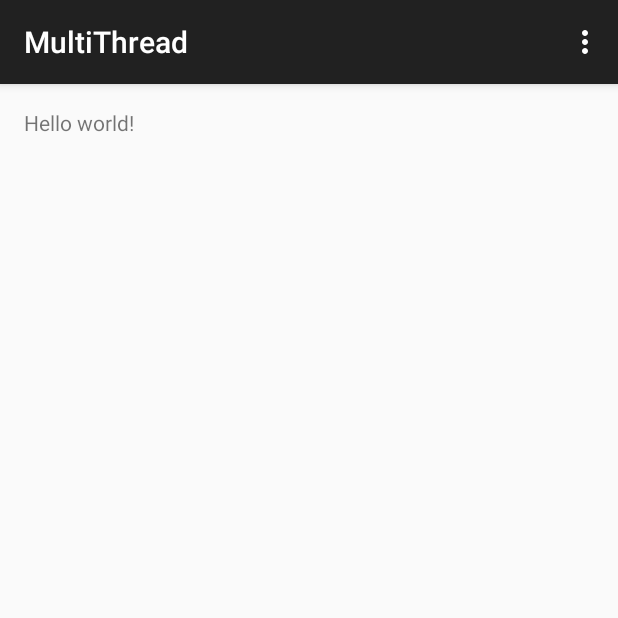
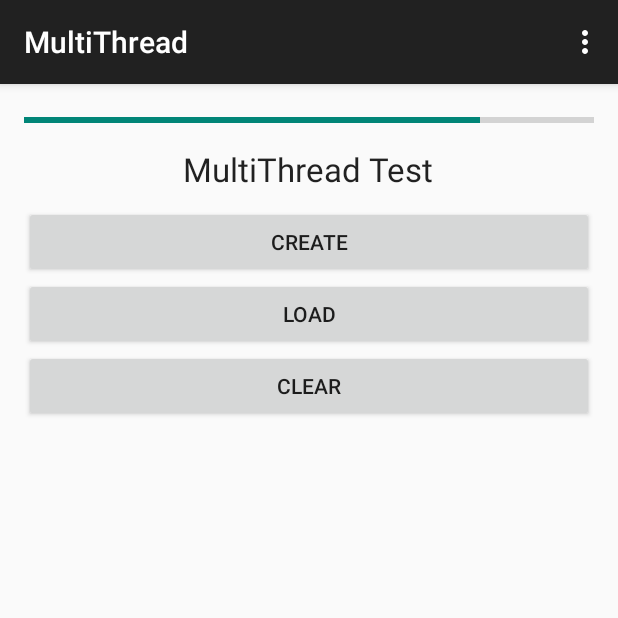
Before and after one commit to burbankb/MultiThread, an Android app: the screen it shows after launch (MainActivity), in the options menu, after a tap on "Settings", on a phone screen of 412 x 824 dp, the top half of it. Run offline under Robolectric (Android 15) with nearby library versions, the phone set to English and light mode, and no system bars; 7 statements that could not run were skipped.

Commit message:
further work. Got threads working. Still working on file writing/reading

```diff
--- a/app/src/main/java/com/brandynburbank/multithread/MainActivity.java
+++ b/app/src/main/java/com/brandynburbank/multithread/MainActivity.java
@@ -1,12 +1,37 @@
 package com.brandynburbank.multithread;
 
+import android.app.Activity;
+import android.content.Context;
 import android.support.v7.app.ActionBarActivity;
 import android.os.Bundle;
+import android.os.Handler;
 import android.view.Menu;
 import android.view.MenuItem;
+import android.view.View;
+import android.widget.ProgressBar;
+import android.widget.Toast;
+
+import java.io.BufferedReader;
+import java.io.BufferedWriter;
+import java.io.File;
+import java.io.FileReader;
+import java.io.FileWriter;
+import java.io.IOException;
+import java.util.logging.LogRecord;
 
 
 public class MainActivity extends ActionBarActivity {
+
+    private final String FILENAME = "theFile.txt";
+
+    private ProgressBar mProgress;
+    private int mProgressStatus = 0;
+
+    private Handler mHandler = new Handler();
+
+    private Context context = getApplicationContext();
+
+
 
     @Override
     protected void onCreate(Bundle savedInstanceState) {
@@ -35,4 +60,80 @@ public class MainActivity extends ActionBarActivity {
 
         return super.onOptionsItemSelected(item);
     }
+
+    public void writeFileHandler(View v) {
+        mProgress = (ProgressBar) findViewById(R.id.progressBar);
+        mProgressStatus = 0;
+
+        final File file = new File(context.getFilesDir(), FILENAME);
+
+        new Thread(new Runnable() {
+            public void run() {
+                while (mProgressStatus < 10) {
+                    mProgressStatus++;
+
+                    try {
+                        BufferedWriter buf = new BufferedWriter(new FileWriter(file));
+                        buf.write("Wheat");
+                    } catch (IOException e) {
+                        e.printStackTrace();
+                    }
+
+                    try {
+                        Thread.sleep((long) 500);
+                    } catch (InterruptedException e) {
+                        e.printStackTrace();
+                    }
+
+                    // Update the progress bar
+                    mHandler.post(new Runnable() {
+                        public void run() {
+                            mProgress.setProgress(mProgressStatus * 10);
+                        }
+                    });
+                }
+            }
+        }).start();
+
+        file.Close();
+
+    }
+
+    public void readFileHandler(View v) {
+        mProgress = (ProgressBar) findViewById(R.id.progressBar);
+        mProgressStatus = 0;
+
+        final File file = new File(context.getFilesDir(), FILENAME);
+
+        new Thread(new Runnable() {
+            public void run() {
+                while (mProgressStatus < 10) {
+                    mProgressStatus++;
+
+                    try {
+                        BufferedReader buf = new BufferedReader(new FileReader(file));
+                        System.out.println(buf.readLine());
+                    } catch (IOException e) {
+                        e.printStackTrace();
+                    }
+
+                    try {
+                        Thread.sleep((long) 500);
+                    } catch (InterruptedException e) {
+                        e.printStackTrace();
+                    }
+
+                    // Update the progress bar
+                    mHandler.post(new Runnable() {
+                        public void run() {
+                            mProgress.setProgress(mProgressStatus * 10);
+                        }
+                    });
+                }
+            }
+        }).start();
+
+        file.close();
+
+    }
 }
--- a/app/src/main/res/layout/activity_main.xml
+++ b/app/src/main/res/layout/activity_main.xml
@@ -5,7 +5,54 @@
     android:paddingTop="@dimen/activity_vertical_margin"
     android:paddingBottom="@dimen/activity_vertical_margin" tools:context=".MainActivity">
 
-    <TextView android:text="@string/hello_world" android:layout_width="wrap_content"
-        android:layout_height="wrap_content" />
+    <ProgressBar
+        style="?android:attr/progressBarStyleHorizontal"
+        android:layout_width="match_parent"
+        android:layout_height="wrap_content"
+        android:id="@+id/progressBar"
+        android:layout_alignParentRight="true"
+        android:layout_alignParentEnd="true" />
+
+    <Button
+        android:layout_width="fill_parent"
+        android:layout_height="wrap_content"
+        android:text="Create"
+        android:id="@+id/button"
+        android:layout_below="@+id/textView"
+        android:onClick="writeFileHandler"/>
+
+    <Button
+        android:layout_width="fill_parent"
+        android:layout_height="wrap_content"
+        android:text="Load"
+        android:id="@+id/button2"
+        android:layout_below="@+id/button"
+        android:onClick="readFileHandler" />
+
+    <Button
+        android:layout_width="fill_parent"
+        android:layout_height="wrap_content"
+        android:text="Clear"
+        android:id="@+id/button3"
+        android:layout_below="@+id/button2" />
+
+    <TextView
+        android:layout_width="wrap_content"
+        android:layout_height="wrap_content"
+        android:textAppearance="?android:attr/textAppearanceLarge"
+        android:text="MultiThread Test"
+        android:id="@+id/textView"
+        android:layout_below="@+id/progressBar"
+        android:layout_centerHorizontal="true"
+        android:layout_marginTop="10dp"
+        android:layout_marginBottom="10dp" />
+
+    <ListView
+        android:layout_width="wrap_content"
+        android:layout_height="wrap_content"
+        android:id="@+id/listView"
+        android:layout_below="@+id/button3"
+        android:layout_centerHorizontal="true"
+        android:layout_marginTop="25dp" />
 
 </RelativeLayout>
```
Also changed, not shown: 1 other file.
